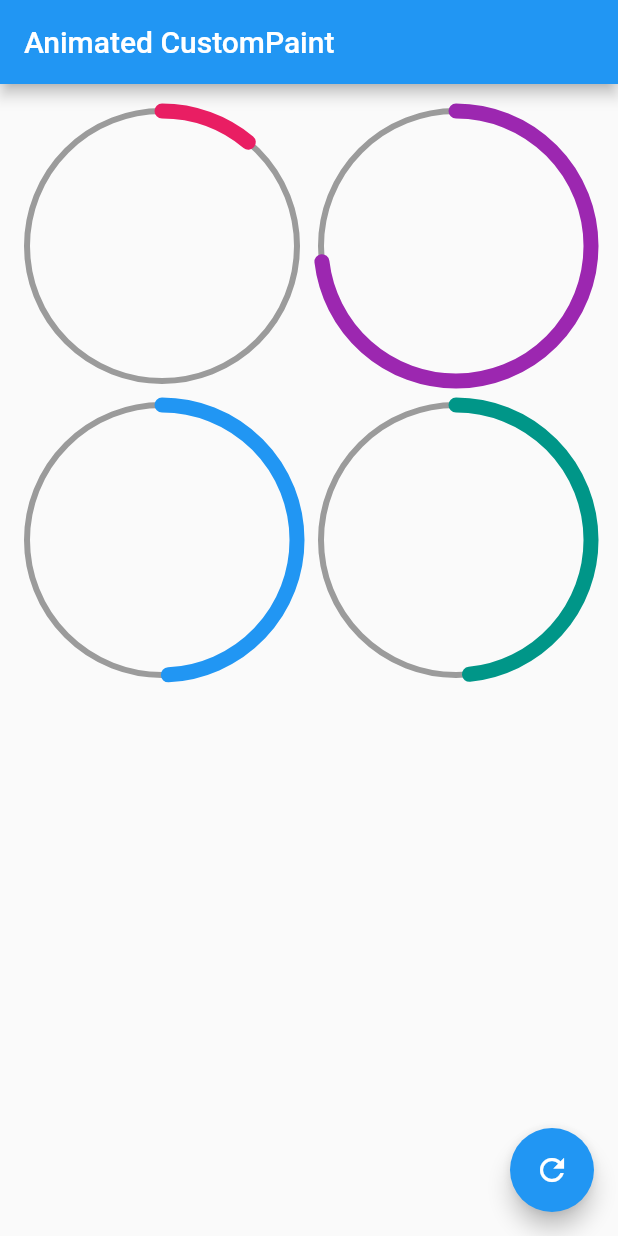
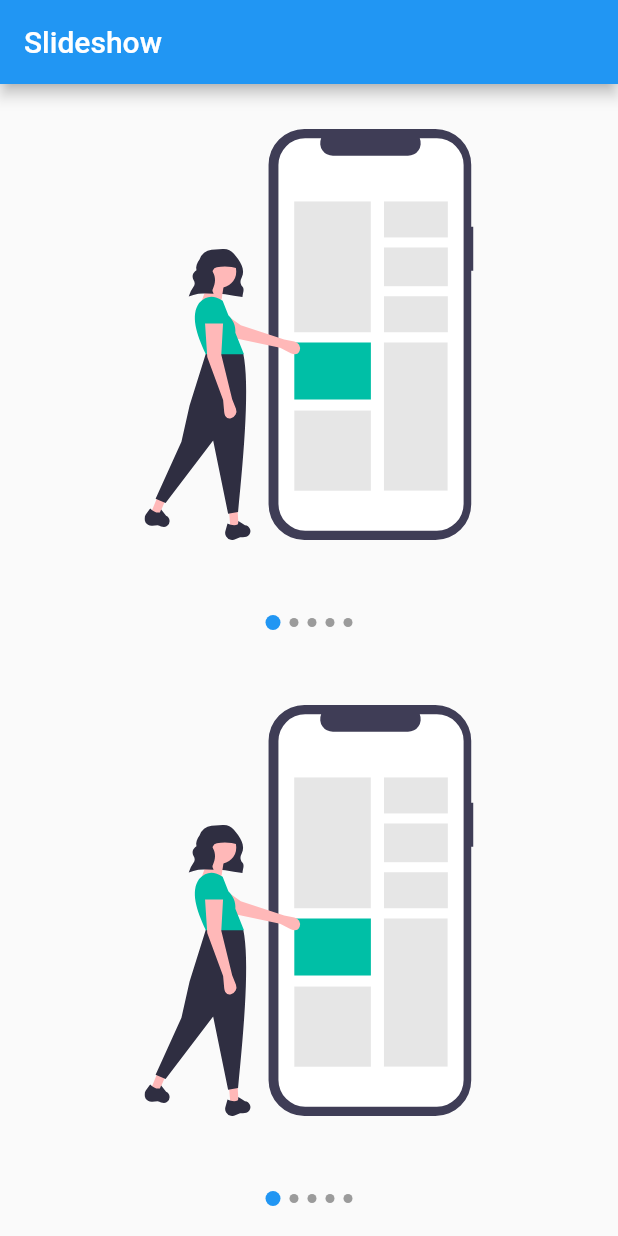
Before and after one commit to fabirt/flutter-design-practice, a Flutter app: the screen it shows after launch, on a phone screen of 412 x 824 dp. Run offline on Flutter 3.47's test engine with Material 2 defaults, Android fonts, the phone set to English and light mode, and no system bars; our stand-ins replace flutter_svg.

Commit message:
Building a custom slideshow with PageView and Provider

```diff
--- a/lib/main.dart
+++ b/lib/main.dart
@@ -1,5 +1,5 @@
 import 'package:flutter/material.dart';
-import 'package:flutter_design_practice/src/pages/circular_progress_page.dart';
+import 'package:flutter_design_practice/src/pages/slide_show_page.dart';
 
 void main() => runApp(MyApp());
 
@@ -9,7 +9,7 @@ class MyApp extends StatelessWidget {
     return MaterialApp(
       debugShowCheckedModeBanner: false,
       title: 'Flutter design pratice',
-      home: CircularProgressPage(),
+      home: SlideShowPage(),
     );
   }
 }
--- /dev/null
+++ b/lib/src/labs/slide_show_page.dart
@@ -0,0 +1,122 @@
+import 'package:flutter/material.dart';
+import 'package:flutter_design_practice/src/models/slider_model.dart';
+import 'package:flutter_svg/svg.dart';
+import 'package:provider/provider.dart';
+
+// 00BFA6
+
+class SlideShowPage extends StatelessWidget {
+  @override
+  Widget build(BuildContext context) {
+    return Scaffold(
+      body: Center(
+        child: ChangeNotifierProvider<SliderModel>(
+          create: (_) => SliderModel(),
+          child: Column(
+            children: <Widget>[
+              Expanded(
+                child: _Slides(),
+              ),
+              _DotsIndicator(),
+            ],
+          ),
+        ),
+      ),
+    );
+  }
+}
+
+class _Slides extends StatefulWidget {
+  @override
+  __SlidesState createState() => __SlidesState();
+}
+
+class __SlidesState extends State<_Slides> {
+  final _controller = PageController();
+  @override
+  void initState() {
+    super.initState();
+    _controller.addListener(() {
+      final provider = Provider.of<SliderModel>(context, listen: false);
+      provider.currentPage = _controller.page;
+    });
+  }
+
+  @override
+  void dispose() {
+    _controller.dispose();
+    super.dispose();
+  }
+
+  @override
+  Widget build(BuildContext context) {
+    return PageView(
+      controller: _controller,
+      children: const <Widget>[
+        _Slide('assets/svg/slide-1.svg'),
+        _Slide('assets/svg/slide-2.svg'),
+        _Slide('assets/svg/slide-3.svg'),
+      ],
+    );
+  }
+}
+
+class _Slide extends StatelessWidget {
+  final String asset;
+  const _Slide(
+    this.asset, {
+    Key key,
+  }) : super(key: key);
+
+  @override
+  Widget build(BuildContext context) {
+    return Padding(
+      padding: const EdgeInsets.all(30.0),
+      child: SvgPicture.asset(asset),
+    );
+  }
+}
+
+class _DotsIndicator extends StatelessWidget {
+  @override
+  Widget build(BuildContext context) {
+    return Container(
+      height: 50.0,
+      width: double.infinity,
+      child: Row(
+        mainAxisAlignment: MainAxisAlignment.center,
+        children: const <Widget>[
+          _Dot(0),
+          _Dot(1),
+          _Dot(2),
+        ],
+      ),
+    );
+  }
+}
+
+class _Dot extends StatelessWidget {
+  final int index;
+  const _Dot(
+    this.index, {
+    Key key,
+  }) : super(key: key);
+
+  @override
+  Widget build(BuildContext context) {
+    final pageViewIndex = Provider.of<SliderModel>(context).currentPage;
+    final color = (pageViewIndex.round() == index)
+        ? Theme.of(context).accentColor
+        : Theme.of(context).disabledColor;
+    return AnimatedContainer(
+      width: 10.0,
+      height: 10.0,
+      duration: const Duration(milliseconds: 200),
+      margin: const EdgeInsets.symmetric(horizontal: 3.0),
+      decoration: BoxDecoration(
+        color: color,
+        shape: BoxShape.circle,
+      ),
+    );
+  }
+}
--- /dev/null
+++ b/lib/src/models/slider_model.dart
@@ -0,0 +1,12 @@
+import 'package:flutter/material.dart';
+
+class SliderModel with ChangeNotifier {
+  double _currentPage = 0;
+
+  double get currentPage => _currentPage;
+
+  set currentPage(double index) {
+    _currentPage = index;
+    notifyListeners();
+  }
+}
--- /dev/null
+++ b/lib/src/pages/slide_show_page.dart
@@ -0,0 +1,38 @@
+import 'package:flutter/material.dart';
+import 'package:flutter_design_practice/src/widgets/slide_show.dart';
+import 'package:flutter_svg/svg.dart';
+
+class SlideShowPage extends StatelessWidget {
+  @override
+  Widget build(BuildContext context) {
+    return Scaffold(
+      appBar: AppBar(title: const Text('Slideshow'),),
+      body: Column(
+        children: const <Widget>[
+          Expanded(child: _CustomSlideShow()),
+          Expanded(child: _CustomSlideShow()),
+        ],
+      ),
+    );
+  }
+}
+
+class _CustomSlideShow extends StatelessWidget {
+  const _CustomSlideShow({
+    Key key,
+  }) : super(key: key);
+
+  @override
+  Widget build(BuildContext context) {
+    return SlideShow(
+      indicatorPosition: IndicatorPosition.bottom,
+      slides: <Widget>[
+        SvgPicture.asset('assets/svg/slide-1.svg'),
+        SvgPicture.asset('assets/svg/slide-2.svg'),
+        SvgPicture.asset('assets/svg/slide-3.svg'),
+        SvgPicture.asset('assets/svg/slide-4.svg'),
+        SvgPicture.asset('assets/svg/slide-5.svg'),
+      ],
+    );
+  }
+}
--- /dev/null
+++ b/lib/src/widgets/slide_show.dart
@@ -0,0 +1,196 @@
+import 'package:flutter/material.dart';
+import 'package:provider/provider.dart';
+
+enum IndicatorPosition { top, bottom }
+
+class SlideShow extends StatelessWidget {
+  final List<Widget> slides;
+  final IndicatorPosition indicatorPosition;
+  final Color activeColor;
+  final Color inactiveColor;
+  final double activeSize;
+  final double inactiveSize;
+
+  const SlideShow({
+    Key key,
+    @required this.slides,
+    this.indicatorPosition = IndicatorPosition.bottom,
+    this.activeColor,
+    this.activeSize,
+    this.inactiveColor,
+    this.inactiveSize,
+  }) : super(key: key);
+
+  @override
+  Widget build(BuildContext context) {
+    final children = <Widget>[];
+    if (indicatorPosition == IndicatorPosition.bottom) {
+      children.addAll([
+        _buildSlides(context),
+        _buildDots(context),
+      ]);
+    } else {
+      children.addAll([
+        _buildDots(context),
+        _buildSlides(context),
+      ]);
+    }
+    return ChangeNotifierProvider<_SlideShowModel>(
+      create: (_) => _SlideShowModel(
+        activeColor: activeColor,
+        activeSize: activeSize,
+        inactiveColor: inactiveColor,
+        inactiveSize: inactiveSize,
+      ),
+      child: SafeArea(
+        child: Center(
+          child: Column(
+            children: children,
+          ),
+        ),
+      ),
+    );
+  }
+
+  Widget _buildSlides(BuildContext context) {
+    return Expanded(
+      child: _Slides(slides),
+    );
+  }
+
+  Widget _buildDots(BuildContext context) {
+    return _DotsIndicator(
+      length: slides.length,
+    );
+  }
+}
+
+class _Slides extends StatefulWidget {
+  final List<Widget> slides;
+
+  const _Slides(this.slides);
+
+  @override
+  __SlidesState createState() => __SlidesState();
+}
+
+class __SlidesState extends State<_Slides> {
+  final _controller = PageController();
+  @override
+  void initState() {
+    super.initState();
+    _controller.addListener(() {
+      final provider = Provider.of<_SlideShowModel>(context, listen: false);
+      provider.currentPage = _controller.page;
+    });
+  }
+
+  @override
+  void dispose() {
+    _controller.dispose();
+    super.dispose();
+  }
+
+  @override
+  Widget build(BuildContext context) {
+    return PageView(
+      controller: _controller,
+      children: widget.slides.map((child) {
+        return _Slide(child: child);
+      }).toList(),
+    );
+  }
+}
+
+class _Slide extends StatelessWidget {
+  final Widget child;
+  const _Slide({
+    this.child,
+    Key key,
+  }) : super(key: key);
+
+  @override
+  Widget build(BuildContext context) {
+    return Padding(
+      padding: const EdgeInsets.all(30.0),
+      child: child,
+    );
+  }
+}
+
+class _DotsIndicator extends StatelessWidget {
+  final int length;
+
+  const _DotsIndicator({
+    Key key,
+    @required this.length,
+  }) : super(key: key);
+
+  @override
+  Widget build(BuildContext context) {
+    return Container(
+      height: 50.0,
+      width: double.infinity,
+      child: Row(
+        mainAxisAlignment: MainAxisAlignment.center,
+        children: List.generate(length, (int i) => _Dot(i)),
+      ),
+    );
+  }
+}
+
+class _Dot extends StatelessWidget {
+  final int index;
+
+  const _Dot(
+    this.index, {
+    Key key,
+  }) : super(key: key);
+
+  @override
+  Widget build(BuildContext context) {
+    final theme = Theme.of(context);
+    final slideShow = Provider.of<_SlideShowModel>(context);
+    final isCurrentPage = slideShow.currentPage.round() == index;
+    final color = isCurrentPage
+        ? slideShow.activeColor ?? theme.accentColor
+        : slideShow.inactiveColor ?? theme.disabledColor;
+
+    final size = isCurrentPage
+        ? slideShow.activeSize ?? 10.0
+        : slideShow.inactiveSize ?? 6.0;
+
+    return AnimatedContainer(
+      width: size,
+      height: size,
+      duration: const Duration(milliseconds: 200),
+      margin: const EdgeInsets.symmetric(horizontal: 3.0),
+      decoration: BoxDecoration(
+        color: color,
+        shape: BoxShape.circle,
+      ),
+    );
+  }
+}
+
+class _SlideShowModel with ChangeNotifier {
+  double _currentPage = 0;
+  final Color activeColor;
+  final Color inactiveColor;
+  final double activeSize;
+  final double inactiveSize;
+
+  _SlideShowModel({
+    @required this.activeColor,
+    @required this.inactiveColor,
+    this.activeSize,
+    this.inactiveSize,
+  });
+
+  double get currentPage => _currentPage;
+
+  set currentPage(double index) {
+    _currentPage = index;
+    notifyListeners();
+  }
+}
```
Also changed, not shown: pubspec.yaml (+4 -3 lines), assets/svg/slide-1.svg (added), assets/svg/slide-2.svg (added), assets/svg/slide-3.svg (added), assets/svg/slide-4.svg (added), assets/svg/slide-5.svg (added), pubspec.lock.
